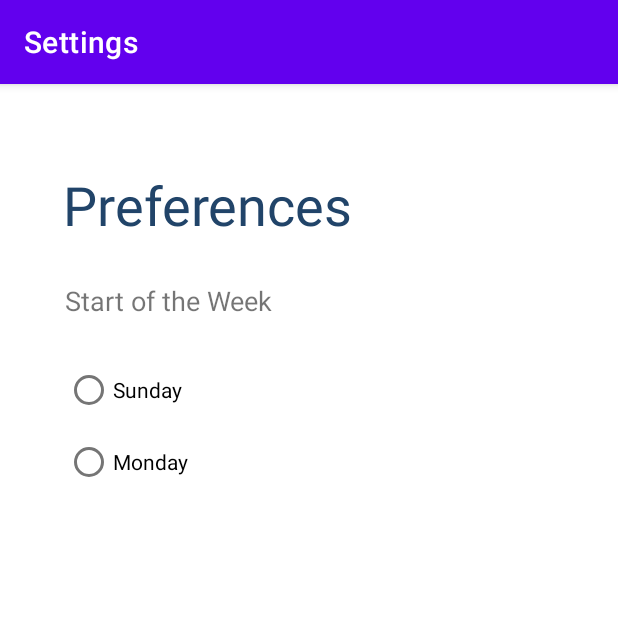
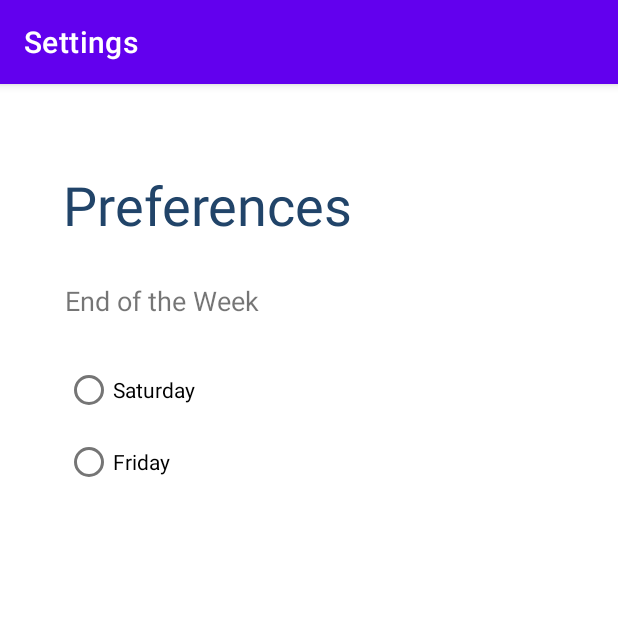
Before and after one commit to daniellatsing/nostalijar, an Android app: the SettingsFragment screen opened through its navigation route, on a phone screen of 412 x 824 dp, the top half of it. Run offline under Robolectric (Android 15) with nearby library versions, the phone set to English and light mode, and no system bars; our stand-ins replace navigation-ui.

Commit message:
added settings functionality

```diff
--- a/app/src/main/AndroidManifest.xml
+++ b/app/src/main/AndroidManifest.xml
@@ -2,6 +2,7 @@
 <manifest xmlns:android="http://schemas.android.com/apk/res/android"
     xmlns:tools="http://schemas.android.com/tools">
     <uses-permission android:name="android.permission.READ_EXTERNAL_STORAGE"/>
+    <uses-permission android:name="android.permission.SCHEDULE_EXACT_ALARM"/>
 
     <application
         android:allowBackup="true"
--- a/app/src/main/res/layout/fragment_settings.xml
+++ b/app/src/main/res/layout/fragment_settings.xml
@@ -36,21 +36,22 @@
     <RadioGroup
         android:layout_width="wrap_content"
         android:layout_height="wrap_content"
+        android:id="@+id/radioGroup"
         app:layout_constraintStart_toStartOf="@+id/startWeekTV"
         app:layout_constraintTop_toBottomOf="@+id/startWeekTV">
 
         <RadioButton
-            android:id="@+id/sundayRB"
+            android:id="@+id/saturdayRB"
             android:layout_width="wrap_content"
             android:layout_height="wrap_content"
             android:layout_marginTop="23dp"
-            android:text="@string/sunday" />
+            android:text="@string/saturday" />
 
         <RadioButton
-            android:id="@+id/mondayRB"
+            android:id="@+id/fridayRB"
             android:layout_width="wrap_content"
             android:layout_height="wrap_content"
-            android:text="@string/monday" />
+            android:text="@string/friday" />
     </RadioGroup>
 
     <TextView
@@ -59,7 +60,7 @@
         android:layout_height="wrap_content"
         android:layout_marginStart="1dp"
         android:layout_marginTop="27dp"
-        android:text="@string/start_of_the_week"
+        android:text="@string/end_of_the_week"
         android:textSize="18sp"
         app:layout_constraintStart_toStartOf="@+id/preferences"
         app:layout_constraintTop_toBottomOf="@+id/preferences" />
--- a/app/src/main/res/values/strings.xml
+++ b/app/src/main/res/values/strings.xml
@@ -3,9 +3,9 @@
     <string name="title_home">Home</string>
     <string name="title_settings">Settings</string>
     <string name="preferences">Preferences</string>
-    <string name="monday">Monday</string>
-    <string name="sunday">Sunday</string>
-    <string name="start_of_the_week">Start of the Week</string>
+    <string name="friday">Friday</string>
+    <string name="saturday">Saturday</string>
+    <string name="end_of_the_week">End of the Week</string>
     <string name="cancel">Cancel</string>
     <string name="save">Save</string>
     <string name="the_good_ol_days">The good ol\' days</string>
```
Also changed, not shown: app/src/main/java/edu/uw/ischool/jho12/nostalijar/ui/settings/SettingsFragment.kt (+91 -0 lines).
